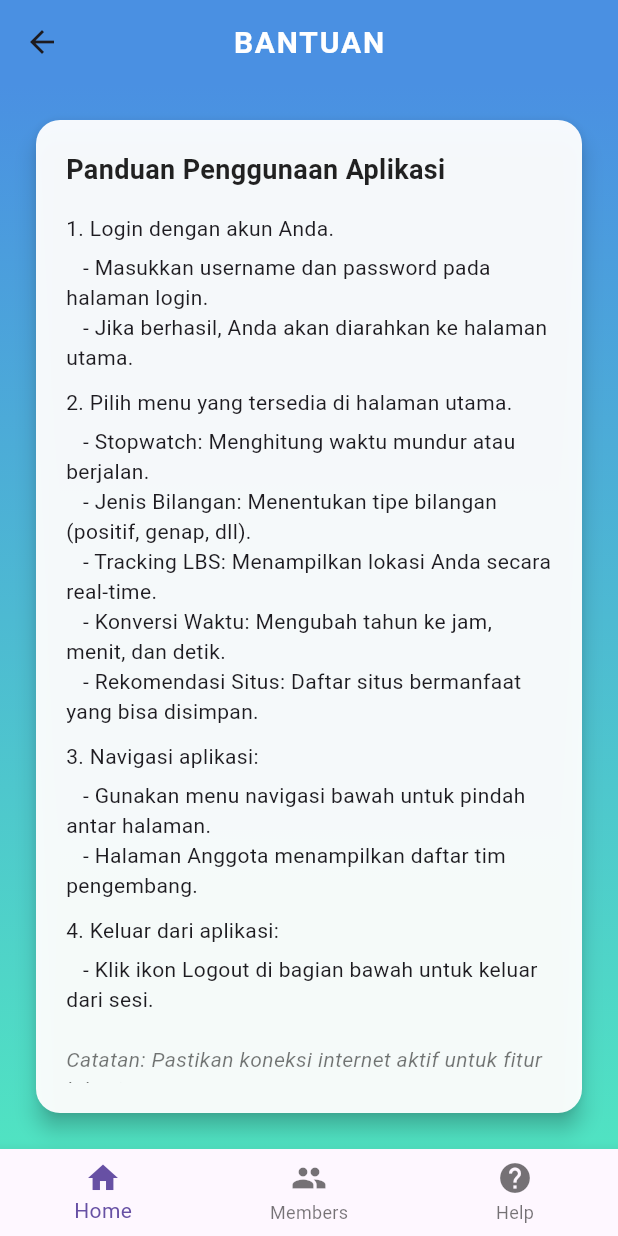
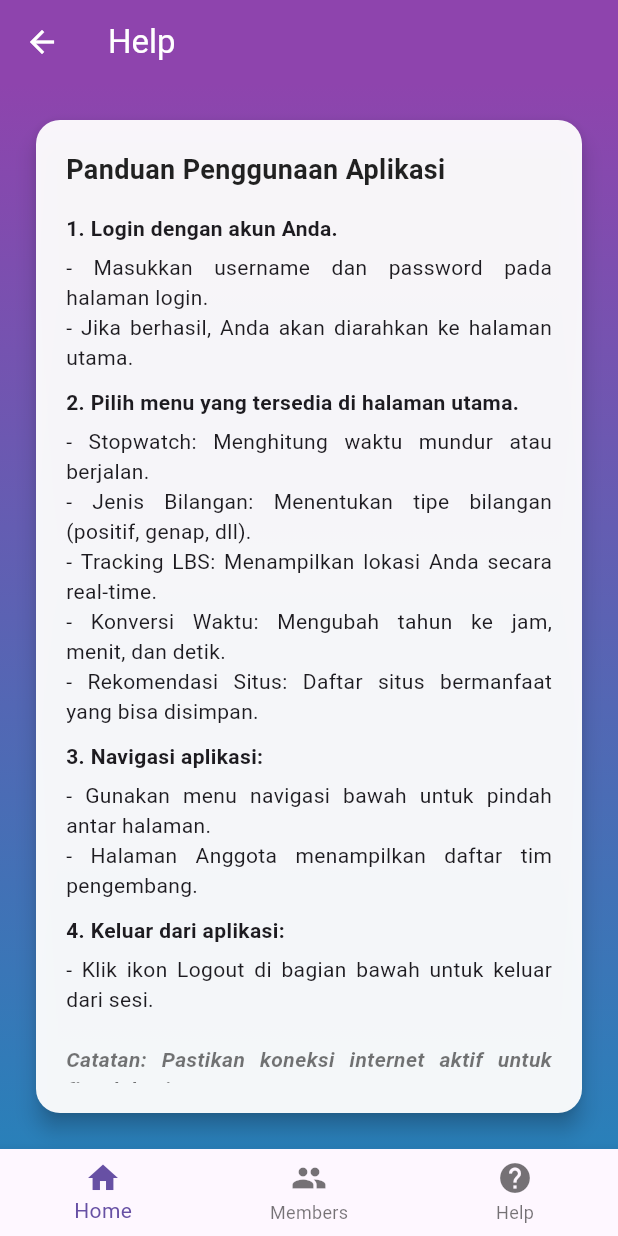
Before and after one commit to sattttttt/TrackApp, a Flutter app: the HelpScreen screen opened directly, on a phone screen of 412 x 824 dp. Run offline on Flutter 3.47's test engine with Material 3 defaults, Android fonts, the phone set to English and light mode, and no system bars; our stand-ins replace geolocator, shared_preferences; accounts and stored records are empty.

Commit message:
Usage Guide

```diff
--- a/trackapp/lib/screens/help_screen.dart
+++ b/trackapp/lib/screens/help_screen.dart
@@ -1,3 +1,4 @@
+import 'package:flutter/foundation.dart';
 import 'package:flutter/material.dart';
 import '../widgets/bottom_nav.dart'; // Ensure this is imported
 
@@ -6,20 +7,15 @@ class HelpScreen extends StatelessWidget {
   Widget build(BuildContext context) {
     return Scaffold(
       appBar: AppBar(
-        title: const Text("BANTUAN"),
-        centerTitle: true,
-        backgroundColor: const Color(0xFF4A90E2),
-        titleTextStyle: const TextStyle(
-          fontSize: 20,
-          fontWeight: FontWeight.bold,
-          letterSpacing: 1.2,
-        ),
+        title: const Text("Help"),
+        backgroundColor: const Color(0xFF8E44AD),
+        foregroundColor: Colors.white,
       ),
       body: Container(
         width: double.infinity,
         decoration: const BoxDecoration(
           gradient: LinearGradient(
-            colors: [Color(0xFF4A90E2), Color(0xFF50E3C2)],
+            colors: [Color(0xFF8E44AD), Color(0xFF2980B9)],
             begin: Alignment.topCenter,
             end: Alignment.bottomCenter,
           ),
@@ -38,64 +34,93 @@ class HelpScreen extends StatelessWidget {
                 // Make this part scrollable
                 child: Column(
                   crossAxisAlignment: CrossAxisAlignment.start,
-                  children: const [
-                    Text(
+                  children: [
+                    const Text(
                       "Panduan Penggunaan Aplikasi",
                       style: TextStyle(
                         fontSize: 18,
                         fontWeight: FontWeight.bold,
                         color: Colors.black87,
+                        textBaseline: TextBaseline.alphabetic,
                       ),
                     ),
-                    SizedBox(height: 16),
-                    Text("1. Login dengan akun Anda."),
-                    SizedBox(height: 6),
-                    Text(
+                    const SizedBox(height: 16),
+                    const Text(
+                      "1. Login dengan akun Anda.",
+                      textAlign: TextAlign.justify,
+                      style: TextStyle(fontWeight: FontWeight.bold),
+                    ),
+                    const SizedBox(height: 6),
+                    const Text(
                       "   - Masukkan username dan password pada halaman login.",
+                      textAlign: TextAlign.justify,
                     ),
-                    Text(
+                    const Text(
                       "   - Jika berhasil, Anda akan diarahkan ke halaman utama.",
+                      textAlign: TextAlign.justify,
                     ),
-                    SizedBox(height: 10),
-                    Text("2. Pilih menu yang tersedia di halaman utama."),
-                    SizedBox(height: 6),
-                    Text(
+                    const SizedBox(height: 10),
+                    const Text(
+                      "2. Pilih menu yang tersedia di halaman utama.",
+                      textAlign: TextAlign.justify,
+                      style: TextStyle(fontWeight: FontWeight.bold),
+                    ),
+                    const SizedBox(height: 6),
+                    const Text(
                       "   - Stopwatch: Menghitung waktu mundur atau berjalan.",
+                      textAlign: TextAlign.justify,
                     ),
-                    Text(
+                    const Text(
                       "   - Jenis Bilangan: Menentukan tipe bilangan (positif, genap, dll).",
+                      textAlign: TextAlign.justify,
                     ),
-                    Text(
+                    const Text(
                       "   - Tracking LBS: Menampilkan lokasi Anda secara real-time.",
+                      textAlign: TextAlign.justify,
                     ),
-                    Text(
+                    const Text(
                       "   - Konversi Waktu: Mengubah tahun ke jam, menit, dan detik.",
+                      textAlign: TextAlign.justify,
                     ),
-                    Text(
+                    const Text(
                       "   - Rekomendasi Situs: Daftar situs bermanfaat yang bisa disimpan.",
+                      textAlign: TextAlign.justify,
                     ),
-                    SizedBox(height: 10),
-                    Text("3. Navigasi aplikasi:"),
-                    SizedBox(height: 6),
-                    Text(
+                    const SizedBox(height: 10),
+                    const Text(
+                      "3. Navigasi aplikasi:",
+                      textAlign: TextAlign.justify,
+                      style: TextStyle(fontWeight: FontWeight.bold),
+                    ),
+                    const SizedBox(height: 6),
+                    const Text(
                       "   - Gunakan menu navigasi bawah untuk pindah antar halaman.",
+                      textAlign: TextAlign.justify,
                     ),
-                    Text(
+                    const Text(
                       "   - Halaman Anggota menampilkan daftar tim pengembang.",
+                      textAlign: TextAlign.justify,
                     ),
-                    SizedBox(height: 10),
-                    Text("4. Keluar dari aplikasi:"),
-                    SizedBox(height: 6),
-                    Text(
+                    const SizedBox(height: 10),
+                    const Text(
+                      "4. Keluar dari aplikasi:",
+                      textAlign: TextAlign.justify,
+                      style: TextStyle(fontWeight: FontWeight.bold),
+                    ),
+                    const SizedBox(height: 6),
+                    const Text(
                       "   - Klik ikon Logout di bagian bawah untuk keluar dari sesi.",
+                      textAlign: TextAlign.justify,
                     ),
-                    SizedBox(height: 20),
-                    Text(
+                    const SizedBox(height: 20),
+                    const Text(
                       "Catatan: Pastikan koneksi internet aktif untuk fitur lokasi.",
                       style: TextStyle(
                         fontStyle: FontStyle.italic,
                         color: Colors.black54,
+                        fontWeight: FontWeight.bold,
                       ),
+                      textAlign: TextAlign.justify,
                     ),
                   ],
                 ),
--- a/trackapp/lib/screens/members_screen.dart
+++ b/trackapp/lib/screens/members_screen.dart
@@ -10,19 +10,14 @@ class MembersScreen extends StatelessWidget {
   Widget build(BuildContext context) {
     return Scaffold(
       appBar: AppBar(
-        title: const Text("DAFTAR ANGGOTA"),
-        centerTitle: true,
-        backgroundColor: const Color(0xFF4A90E2),
-        titleTextStyle: const TextStyle(
-          fontSize: 20,
-          fontWeight: FontWeight.bold,
-          letterSpacing: 1.2,
-        ),
+        title: const Text("Member List"),
+        backgroundColor: const Color(0xFF8E44AD),
+        foregroundColor: Colors.white,
       ),
       body: Container(
         decoration: const BoxDecoration(
           gradient: LinearGradient(
-            colors: [Color(0xFF4A90E2), Color(0xFF50E3C2)],
+            colors: [Color(0xFF8E44AD), Color(0xFF2980B9)],
             begin: Alignment.topCenter,
             end: Alignment.bottomCenter,
           ),
```
